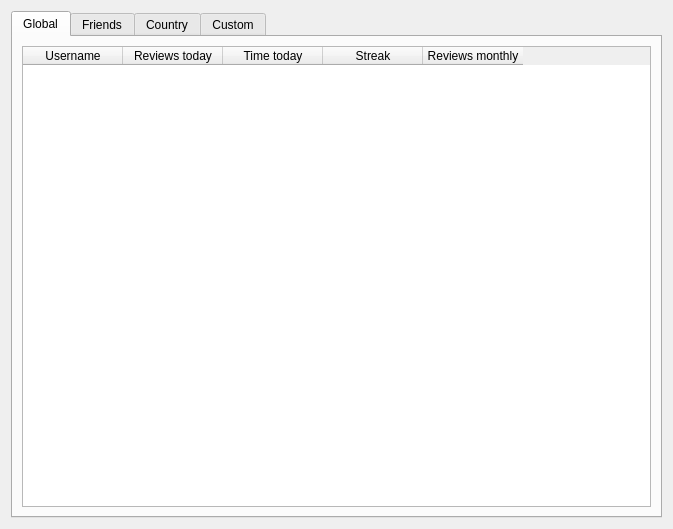
The window that designer/Leaderboard.ui (ThoreBor/Anki_Leaderboard) describes before a commit, drawn with Qt 5.
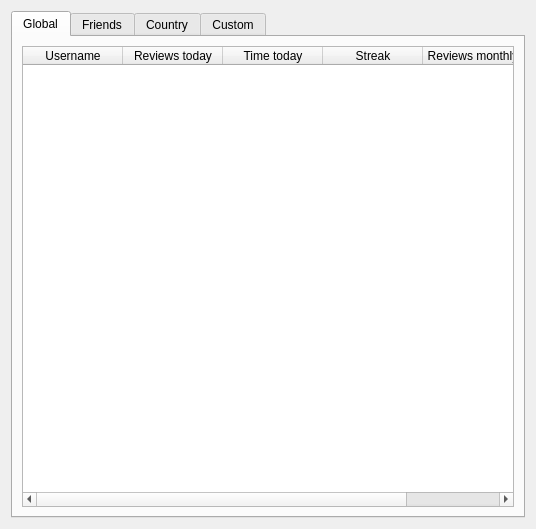
The same window after the commit. Icons and pictures are not drawn.

Commit message: Change width of leaderboard dialog

Diff of the .ui file:
```diff
--- a/designer/Leaderboard.ui
+++ b/designer/Leaderboard.ui
@@ -6,7 +6,7 @@
    <rect>
     <x>0</x>
     <y>0</y>
-    <width>673</width>
+    <width>536</width>
     <height>529</height>
    </rect>
   </property>
```
